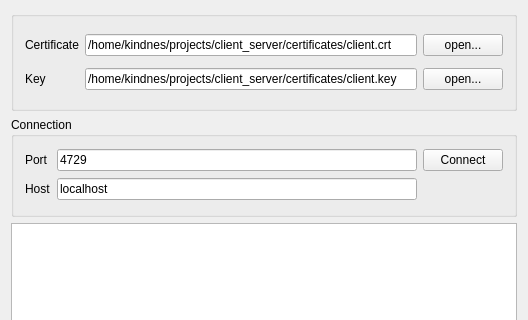
Before: the Qt Designer form client/mainwindow.ui in Dobr1802/QSsl_chat_v.2, drawn with Qt 5; both pictures show x 0 to 528 and y 0 to 320 of the 528 by 493 pixel window.
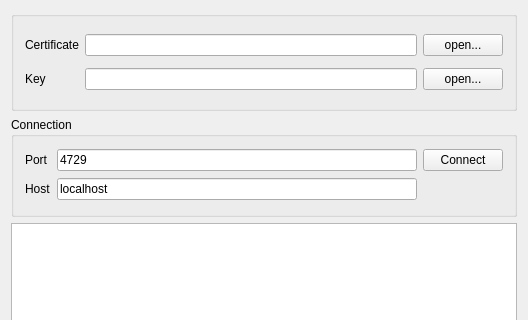
After: the same form once the commit is applied.

Patch:
```diff
--- a/client/mainwindow.ui
+++ b/client/mainwindow.ui
@@ -50,7 +50,7 @@
        <item row="0" column="1">
         <widget class="QLineEdit" name="sertLineEdit">
          <property name="text">
-          <string>/home/kindnes/projects/client_server/certificates/client.crt</string>
+          <string/>
          </property>
         </widget>
        </item>
@@ -60,7 +60,7 @@
           <enum>Qt::StrongFocus</enum>
          </property>
          <property name="text">
-          <string>/home/kindnes/projects/client_server/certificates/client.key</string>
+          <string/>
          </property>
         </widget>
        </item>
```
